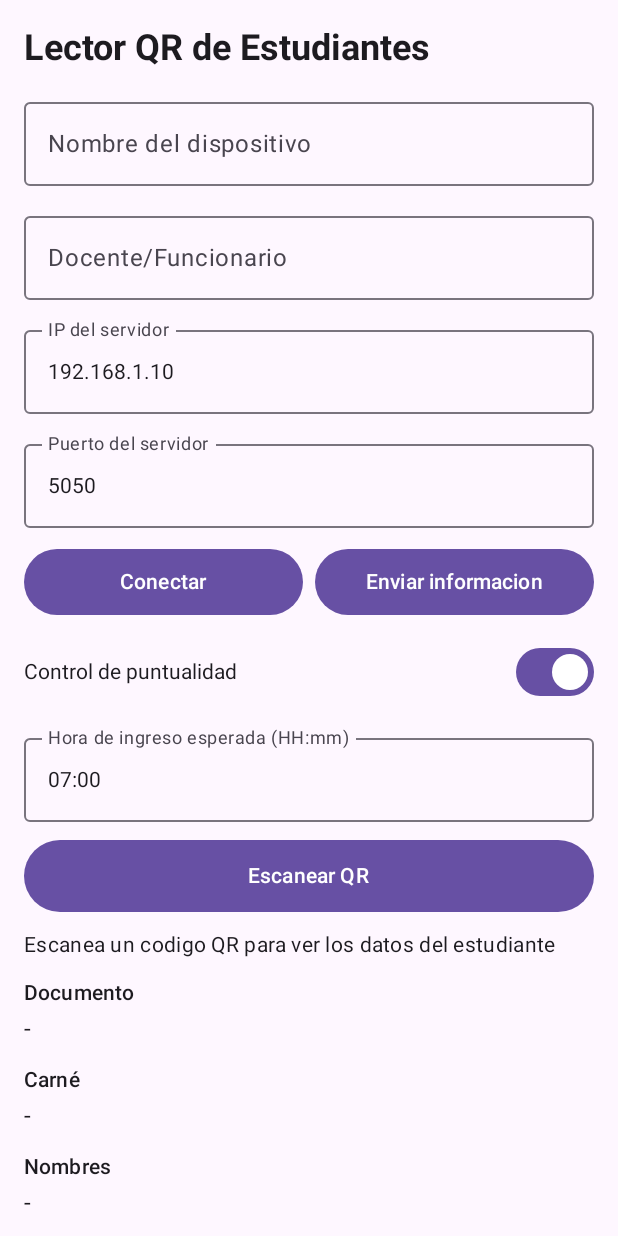
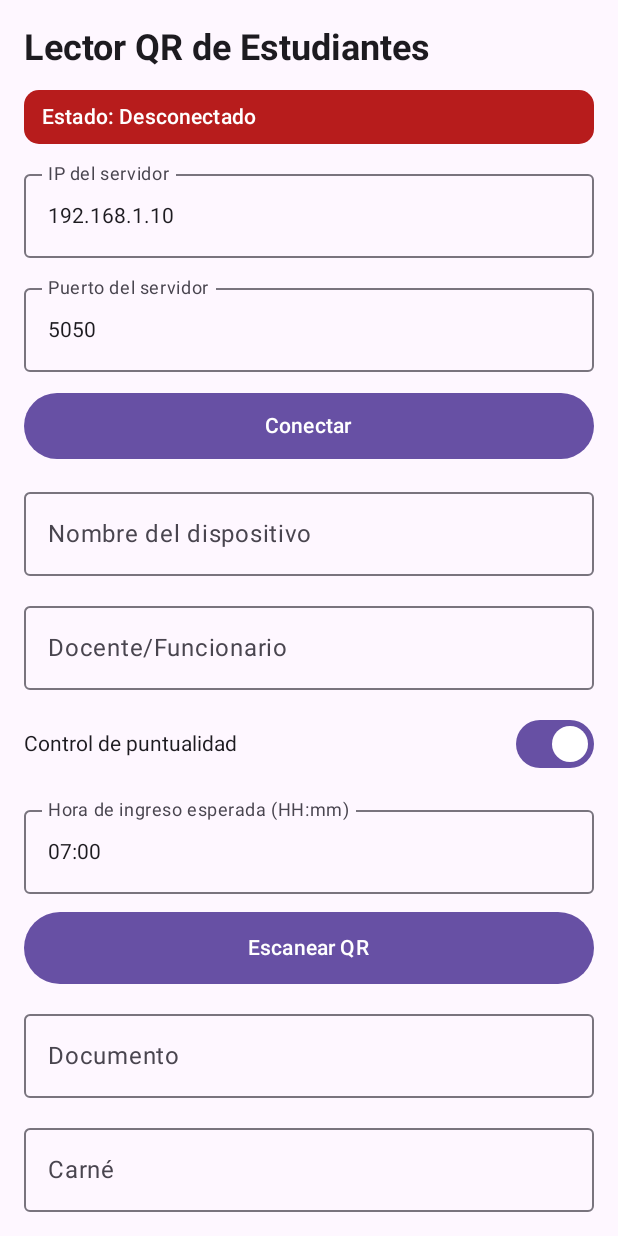
Before and after one commit to C4RL0SJUL14N/Qr, an Android app built with Jetpack Compose: the screen it shows after launch (MainActivity), on a phone screen of 412 x 824 dp. Run offline under Robolectric (Android 15) with nearby library versions, the light colour scheme and no system bars; libraries missing offline, so code that uses them is left out: com.google.zxing.integration.

Commit message:
Agregar reconexion automatica, estado visual y captura manual

```diff
--- a/app/src/main/java/com/example/qrstudent/MainActivity.kt
+++ b/app/src/main/java/com/example/qrstudent/MainActivity.kt
@@ -6,6 +6,7 @@ import androidx.activity.ComponentActivity
 import androidx.activity.compose.rememberLauncherForActivityResult
 import androidx.activity.compose.setContent
 import androidx.activity.result.contract.ActivityResultContracts
+import androidx.compose.foundation.background
 import androidx.compose.foundation.layout.Arrangement
 import androidx.compose.foundation.layout.Column
 import androidx.compose.foundation.layout.PaddingValues
@@ -14,26 +15,32 @@ import androidx.compose.foundation.layout.fillMaxSize
 import androidx.compose.foundation.layout.fillMaxWidth
 import androidx.compose.foundation.layout.padding
 import androidx.compose.foundation.rememberScrollState
+import androidx.compose.foundation.shape.RoundedCornerShape
 import androidx.compose.foundation.verticalScroll
 import androidx.compose.material3.Button
 import androidx.compose.material3.MaterialTheme
 import androidx.compose.material3.OutlinedTextField
+import androidx.compose.material3.Surface
 import androidx.compose.material3.Switch
-import androidx.compose.material3.Surface
 import androidx.compose.material3.Text
 import androidx.compose.runtime.Composable
+import androidx.compose.runtime.DisposableEffect
+import androidx.compose.runtime.LaunchedEffect
 import androidx.compose.runtime.getValue
 import androidx.compose.runtime.mutableStateOf
 import androidx.compose.runtime.remember
+import androidx.compose.runtime.rememberCoroutineScope
 import androidx.compose.runtime.saveable.rememberSaveable
 import androidx.compose.runtime.setValue
 import androidx.compose.ui.Alignment
 import androidx.compose.ui.Modifier
+import androidx.compose.ui.graphics.Color
 import androidx.compose.ui.platform.LocalContext
 import androidx.compose.ui.text.font.FontWeight
 import androidx.compose.ui.unit.dp
 import com.google.zxing.integration.android.IntentIntegrator
 import kotlinx.coroutines.Dispatchers
+import kotlinx.coroutines.delay
 import kotlinx.coroutines.launch
 import kotlinx.coroutines.withContext
 import org.json.JSONObject
@@ -58,23 +65,19 @@ class MainActivity : ComponentActivity() {
     }
 }
 
-data class StudentInfo(
-    val documento: String,
-    val carne: String,
-    val nombres: String,
-    val apellidos: String,
-    val grado: String
-)
-
 @Composable
 private fun StudentQrScreen() {
     val context = LocalContext.current
     val activity = context as? Activity
-    val scope = androidx.compose.runtime.rememberCoroutineScope()
+    val scope = rememberCoroutineScope()
     val tcpClient = remember { TcpClient() }
 
-    var studentInfo by remember { mutableStateOf<StudentInfo?>(null) }
-    var readingDateTime by remember { mutableStateOf("") }
+    var documento by rememberSaveable { mutableStateOf("") }
+    var carne by rememberSaveable { mutableStateOf("") }
+    var nombres by rememberSaveable { mutableStateOf("") }
+    var apellidos by rememberSaveable { mutableStateOf("") }
+    var grado by rememberSaveable { mutableStateOf("") }
+    var readingDateTime by rememberSaveable { mutableStateOf("") }
     var deviceName by rememberSaveable { mutableStateOf("") }
     var operatorName by rememberSaveable { mutableStateOf("") }
     var punctualityEnabled by rememberSaveable { mutableStateOf(true) }
@@ -82,8 +85,9 @@ private fun StudentQrScreen() {
     var observation by rememberSaveable { mutableStateOf("") }
     var serverHost by rememberSaveable { mutableStateOf("192.168.1.10") }
     var serverPort by rememberSaveable { mutableStateOf("5050") }
+    var shouldStayConnected by rememberSaveable { mutableStateOf(false) }
     var isConnected by remember { mutableStateOf(false) }
-    var message by remember { mutableStateOf("Escanea un codigo QR para ver los datos del estudiante") }
+    var message by remember { mutableStateOf("Escanea QR o llena los datos manualmente") }
 
     val scannerLauncher = rememberLauncherForActivityResult(
         contract = ActivityResultContracts.StartActivityForResult()
@@ -102,13 +106,42 @@ private fun StudentQrScreen() {
             return@rememberLauncherForActivityResult
         }
 
-        studentInfo = parsed
-        observation = ""
+        documento = parsed.documento
+        carne = parsed.carne
+        nombres = parsed.nombres
+        apellidos = parsed.apellidos
+        grado = parsed.grado
         readingDateTime = currentDateTime()
         message = "Lectura exitosa"
     }
 
-    androidx.compose.runtime.DisposableEffect(Unit) {
+    LaunchedEffect(shouldStayConnected, serverHost, serverPort) {
+        while (shouldStayConnected) {
+            if (!isConnected) {
+                val host = serverHost.trim()
+                val port = serverPort.trim().toIntOrNull()
+                if (host.isBlank() || port == null || port !in 1..65535) {
+                    message = "Configura IP/puerto validos para reconectar"
+                    delay(3000)
+                    continue
+                }
+
+                val result = withContext(Dispatchers.IO) { tcpClient.connect(host, port) }
+                if (result.isSuccess) {
+                    isConnected = true
+                    message = "Conectado a $host:$port"
+                } else {
+                    message = "Reintentando conexion..."
+                }
+            } else if (!tcpClient.isActive()) {
+                isConnected = false
+                message = "Conexion perdida, reconectando..."
+            }
+            delay(3000)
+        }
+    }
+
+    DisposableEffect(Unit) {
         onDispose {
             tcpClient.close()
         }
@@ -127,23 +160,7 @@ private fun StudentQrScreen() {
             fontWeight = FontWeight.Bold
         )
 
-        OutlinedTextField(
-            value = deviceName,
-            onValueChange = { deviceName = it },
-            modifier = Modifier.fillMaxWidth(),
-            label = { Text("Nombre del dispositivo") },
-            placeholder = { Text("Ejemplo: Porteria 1") },
-            singleLine = true
-        )
-
-        OutlinedTextField(
-            value = operatorName,
-            onValueChange = { operatorName = it },
-            modifier = Modifier.fillMaxWidth(),
-            label = { Text("Docente/Funcionario") },
-            placeholder = { Text("Nombre de quien registra") },
-            singleLine = true
-        )
+        ConnectionBadge(isConnected = isConnected)
 
         OutlinedTextField(
             value = serverHost,
@@ -163,15 +180,18 @@ private fun StudentQrScreen() {
             singleLine = true
         )
 
-        Row(
-            modifier = Modifier.fillMaxWidth(),
-            horizontalArrangement = Arrangement.spacedBy(8.dp)
-        ) {
         Button(
             onClick = {
+                if (shouldStayConnected) {
+                    shouldStayConnected = false
+                    tcpClient.close()
+                    isConnected = false
+                    message = "Conexion cerrada"
+                    return@Button
+                }
+
                 val host = serverHost.trim()
                 val port = serverPort.trim().toIntOrNull()
-
                 if (host.isBlank()) {
                     message = "Ingresa la IP del servidor"
                     return@Button
@@ -181,73 +201,32 @@ private fun StudentQrScreen() {
                     return@Button
                 }
 
-                    if (isConnected) {
-                        tcpClient.close()
-                        isConnected = false
-                        message = "Conexion cerrada"
-                        return@Button
+                shouldStayConnected = true
+                message = "Conexion activa con reconexion automatica"
+            },
+            modifier = Modifier.fillMaxWidth(),
+            contentPadding = PaddingValues(vertical = 12.dp)
+        ) {
+            Text(if (shouldStayConnected) "Detener conexion" else "Conectar")
         }
 
-                    scope.launch {
-                        message = "Conectando a $host:$port..."
-                        val result = withContext(Dispatchers.IO) {
-                            tcpClient.connect(host, port)
-                        }
-                        if (result.isSuccess) {
-                            isConnected = true
-                            message = "Conectado a $host:$port"
-                        } else {
-                            isConnected = false
-                            message = "No fue posible conectar: ${result.exceptionOrNull()?.message}"
-                        }
-                    }
-                },
-                modifier = Modifier.weight(1f),
-                contentPadding = PaddingValues(vertical = 12.dp)
-            ) {
-                Text(if (isConnected) "Desconectar" else "Conectar")
-            }
-
-            Button(
-                onClick = {
-                    val currentStudent = studentInfo
-                    if (!isConnected) {
-                        message = "Primero conectate al servidor"
-                        return@Button
-                    }
-                    if (currentStudent == null || readingDateTime.isBlank()) {
-                        message = "Primero escanea un QR para enviar informacion"
-                        return@Button
-                    }
-
-                    val payload = buildServerPayload(
-                        student = currentStudent,
-                        readingDateTime = readingDateTime,
-                        deviceName = deviceName,
-                        operatorName = operatorName,
-                        expectedEntryTime = expectedEntryTime,
-                        punctualityEnabled = punctualityEnabled,
-                        observation = observation
+        OutlinedTextField(
+            value = deviceName,
+            onValueChange = { deviceName = it },
+            modifier = Modifier.fillMaxWidth(),
+            label = { Text("Nombre del dispositivo") },
+            placeholder = { Text("Ejemplo: Porteria 1") },
+            singleLine = true
         )
 
-                    scope.launch {
-                        val sendResult = withContext(Dispatchers.IO) {
-                            tcpClient.sendLine(payload)
-                        }
-                        if (sendResult.isSuccess) {
-                            message = "Informacion enviada al servidor"
-                        } else {
-                            isConnected = false
-                            message = "Error enviando informacion: ${sendResult.exceptionOrNull()?.message}"
-                        }
-                    }
-                },
-                modifier = Modifier.weight(1f),
-                contentPadding = PaddingValues(vertical = 12.dp)
-            ) {
-                Text("Enviar informacion")
-            }
-        }
+        OutlinedTextField(
+            value = operatorName,
+            onValueChange = { operatorName = it },
+            modifier = Modifier.fillMaxWidth(),
+            label = { Text("Docente/Funcionario") },
+            placeholder = { Text("Nombre de quien registra") },
+            singleLine = true
+        )
 
         Row(
             modifier = Modifier.fillMaxWidth(),
@@ -294,23 +273,53 @@ private fun StudentQrScreen() {
             Text("Escanear QR")
         }
 
-        Text(text = message, style = MaterialTheme.typography.bodyMedium)
+        OutlinedTextField(
+            value = documento,
+            onValueChange = { documento = it },
+            modifier = Modifier.fillMaxWidth(),
+            label = { Text("Documento") },
+            singleLine = true
+        )
 
-        StudentField("Documento", studentInfo?.documento ?: "-")
-        StudentField("Carné", studentInfo?.carne ?: "-")
-        StudentField("Nombres", studentInfo?.nombres ?: "-")
-        StudentField("Apellidos", studentInfo?.apellidos ?: "-")
-        StudentField("Grado", studentInfo?.grado ?: "-")
-        StudentField("Dispositivo", deviceName.ifBlank { "-" })
-        StudentField("Docente/Funcionario", operatorName.ifBlank { "-" })
-        StudentField("Fecha y hora de lectura", if (readingDateTime.isBlank()) "-" else readingDateTime)
-        StudentField(
-            "Estado de ingreso",
-            resolveEntryStatus(
-                readingDateTime = readingDateTime,
-                punctualityEnabled = punctualityEnabled,
-                expectedEntryTime = expectedEntryTime
+        OutlinedTextField(
+            value = carne,
+            onValueChange = { carne = it },
+            modifier = Modifier.fillMaxWidth(),
+            label = { Text("Carné") },
+            singleLine = true
         )
+
+        OutlinedTextField(
+            value = nombres,
+            onValueChange = { nombres = it },
+            modifier = Modifier.fillMaxWidth(),
+            label = { Text("Nombres") },
+            singleLine = true
+        )
+
+        OutlinedTextField(
+            value = apellidos,
+            onValueChange = { apellidos = it },
+            modifier = Modifier.fillMaxWidth(),
+            label = { Text("Apellidos") },
+            singleLine = true
+        )
+
+        OutlinedTextField(
+            value = grado,
+            onValueChange = { grado = it },
+            modifier = Modifier.fillMaxWidth(),
+            label = { Text("Grado") },
+            singleLine = true
+        )
+
+        OutlinedTextField(
+            value = readingDateTime,
+            onValueChange = { readingDateTime = it },
+            modifier = Modifier.fillMaxWidth(),
+            label = { Text("Fecha y hora de lectura (yyyy-MM-dd HH:mm:ss)") },
+            placeholder = { Text(currentDateTime()) },
+            singleLine = true
         )
 
         OutlinedTextField(
@@ -321,16 +330,86 @@ private fun StudentQrScreen() {
             placeholder = { Text("Agregar observacion") },
             minLines = 3
         )
+
+        Text(text = message, style = MaterialTheme.typography.bodyMedium)
+
+        Button(
+            onClick = {
+                if (!shouldStayConnected || !isConnected) {
+                    message = "Primero conectate al servidor"
+                    return@Button
+                }
+
+                val student = buildStudentInfo(
+                    mapOf(
+                        "documento" to documento,
+                        "carne" to carne,
+                        "nombres" to nombres,
+                        "apellidos" to apellidos,
+                        "grado" to grado
+                    )
+                )
+
+                if (student == null) {
+                    message = "Completa documento, carné, nombres, apellidos y grado"
+                    return@Button
+                }
+
+                val finalReadingTime = readingDateTime.trim().ifBlank { currentDateTime() }
+                readingDateTime = finalReadingTime
+
+                val payload = buildServerPayload(
+                    student = student,
+                    readingDateTime = finalReadingTime,
+                    deviceName = deviceName,
+                    operatorName = operatorName,
+                    expectedEntryTime = expectedEntryTime,
+                    punctualityEnabled = punctualityEnabled,
+                    observation = observation
+                )
+
+                scope.launch {
+                    val sendResult = withContext(Dispatchers.IO) { tcpClient.sendLine(payload) }
+                    if (sendResult.isSuccess) {
+                        message = "Informacion enviada al servidor"
+                    } else {
+                        isConnected = false
+                        message = "Conexion perdida, reconectando..."
+                    }
+                }
+            },
+            modifier = Modifier.fillMaxWidth(),
+            contentPadding = PaddingValues(vertical = 14.dp)
+        ) {
+            Text("Enviar informacion")
+        }
     }
 }
 
 @Composable
-private fun StudentField(label: String, value: String) {
-    Column(verticalArrangement = Arrangement.spacedBy(2.dp)) {
-        Text(text = label, style = MaterialTheme.typography.labelLarge, fontWeight = FontWeight.SemiBold)
-        Text(text = value, style = MaterialTheme.typography.bodyLarge)
+private fun ConnectionBadge(isConnected: Boolean) {
+    val text = if (isConnected) "Conectado" else "Desconectado"
+    val background = if (isConnected) Color(0xFF1B5E20) else Color(0xFFB71C1C)
+    val foreground = Color.White
+
+    Text(
+        text = "Estado: $text",
+        color = foreground,
+        style = MaterialTheme.typography.labelLarge,
+        modifier = Modifier
+            .fillMaxWidth()
+            .background(background, RoundedCornerShape(10.dp))
+            .padding(horizontal = 12.dp, vertical = 8.dp)
+    )
 }
-}
+
+data class StudentInfo(
+    val documento: String,
+    val carne: String,
+    val nombres: String,
+    val apellidos: String,
+    val grado: String
+)
 
 private fun parseStudentInfo(raw: String): StudentInfo? {
     parseJsonPayload(raw)?.let { return it }
@@ -498,6 +577,12 @@ private class TcpClient {
     }
 
     @Synchronized
+    fun isActive(): Boolean {
+        val currentSocket = socket ?: return false
+        return currentSocket.isConnected && !currentSocket.isClosed
+    }
+
+    @Synchronized
     fun close() {
         runCatching { writer?.close() }
         runCatching { socket?.close() }
```
Lines whose indentation alone changed are shown as unchanged.
